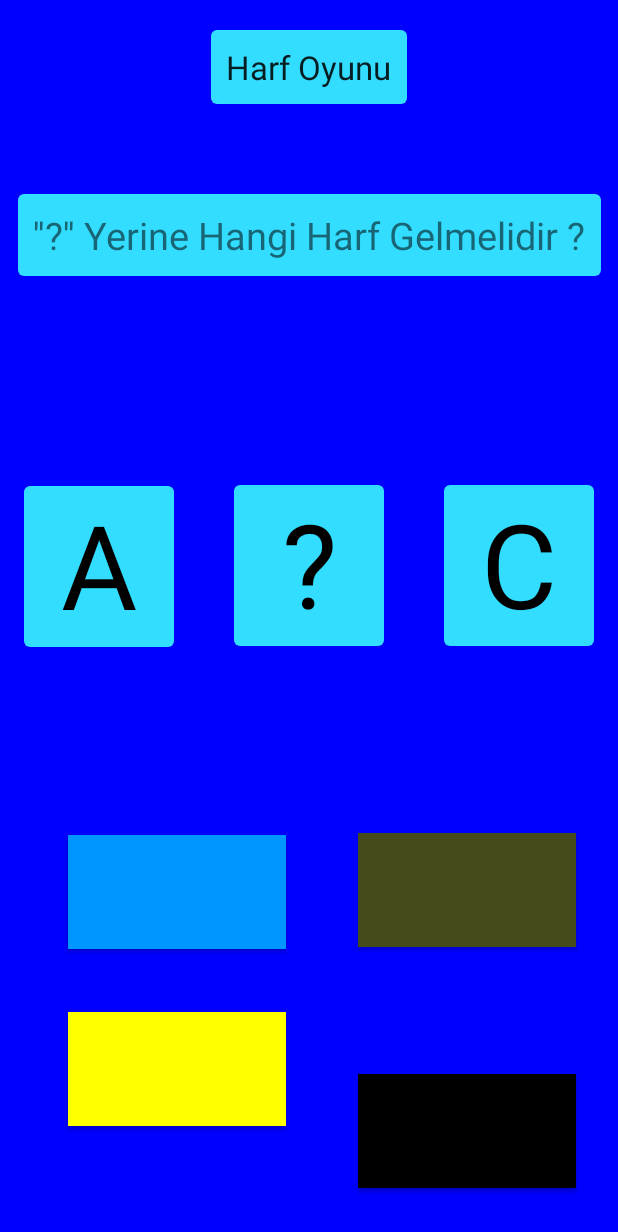
After one commit to Nuri-Yildiz/KidsLearningApp, an Android app: the AlphabetGame screen opened directly, with no data from a screen before it, on a phone screen of 412 x 824 dp. The commit adds this screen. Shown: the top 1232 px of the screen. Run offline under Robolectric (Android 15) with nearby library versions, the phone set to English and light mode, and no system bars.

Commit message:
AlphabetGame activity created.

```diff
--- a/app/src/main/AndroidManifest.xml
+++ b/app/src/main/AndroidManifest.xml
@@ -9,6 +9,9 @@
         android:roundIcon="@mipmap/ic_launcher_round"
         android:supportsRtl="true"
         android:theme="@style/Theme.KidsLearningApp">
+        <activity
+            android:name=".AlphabetGame"
+            android:exported="false" />
         <activity
             android:name=".BigNumberGame"
             android:exported="false" />
--- /dev/null
+++ b/app/src/main/java/com/nuriyildiz/kidslearningapp/AlphabetGame.kt
@@ -0,0 +1,30 @@
+package com.nuriyildiz.kidslearningapp
+
+import androidx.appcompat.app.AppCompatActivity
+import android.os.Bundle
+import android.widget.Button
+
+class AlphabetGame : AppCompatActivity() {
+    override fun onCreate(savedInstanceState: Bundle?) {
+        super.onCreate(savedInstanceState)
+        setContentView(R.layout.activity_alphabet_game)
+
+
+        var random = (1..21).random()
+        val letterSelector = arrayOf("A","B","C","D","E","F","G","H","I","J","K","L","M","N","O","P","R","S","T","U","V","Y","Z")
+        val letters = arrayOf(letterSelector[random],letterSelector[random-1],letterSelector[random+1])
+        val answers = arrayOf(letters[0],letterSelector[(0..22).random()],letterSelector[(0..22).random()],letterSelector[(0..22).random()])
+        answers.shuffle()
+        val option1 = findViewById<Button>(R.id.greenBtn)
+        val option2 = findViewById<Button>(R.id.greenBtn2)
+        val option3 = findViewById<Button>(R.id.greenBtn3)
+        val option4 = findViewById<Button>(R.id.whiteBtn)
+        var score = 0
+        var count = 0
+
+
+
+
+
+    }
+}
--- a/app/src/main/java/com/nuriyildiz/kidslearningapp/BigNumberGame.kt
+++ b/app/src/main/java/com/nuriyildiz/kidslearningapp/BigNumberGame.kt
@@ -11,7 +11,7 @@
     override fun onCreate(savedInstanceState: Bundle?) {
         super.onCreate(savedInstanceState)
         setContentView(R.layout.activity_big_number_game)
-        /*
+
         assignNumbersToButtons()
         btnLeft.setOnClickListener {
 //            code here will run everytime the left button in clicked
@@ -53,5 +53,5 @@
         btnLeft.text = leftnum.toString()
         btnRight.text = rightNum.toString()
     }
-*/
-}}
+
+}
--- a/app/src/main/java/com/nuriyildiz/kidslearningapp/MainActivity.kt
+++ b/app/src/main/java/com/nuriyildiz/kidslearningapp/MainActivity.kt
@@ -40,6 +40,10 @@
         val intent = Intent(applicationContext,ColorTestActivity::class.java)
         startActivity(intent)
     }
+    fun goToNumberGame(view: View){
+        val intent = Intent(applicationContext,BigNumberGame::class.java)
+        startActivity(intent)
+    }
 
 
 }
--- /dev/null
+++ b/app/src/main/res/layout/activity_alphabet_game.xml
@@ -0,0 +1,137 @@
+<?xml version="1.0" encoding="utf-8"?>
+<androidx.constraintlayout.widget.ConstraintLayout xmlns:android="http://schemas.android.com/apk/res/android"
+    xmlns:app="http://schemas.android.com/apk/res-auto"
+    xmlns:tools="http://schemas.android.com/tools"
+    android:layout_width="match_parent"
+    android:layout_height="match_parent"
+    android:background="@color/Blue"
+    tools:context=".AlphabetGame">
+
+    <TextView
+        android:id="@+id/numguessgame"
+        android:layout_width="wrap_content"
+        android:layout_height="wrap_content"
+        android:layout_marginTop="20dp"
+        android:background="@drawable/roundcorner"
+        android:padding="10dp"
+        android:text="Harf Oyunu"
+        android:textAppearance="@style/TextAppearance.AppCompat.Large"
+        app:layout_constraintEnd_toEndOf="parent"
+        app:layout_constraintLeft_toLeftOf="parent"
+        app:layout_constraintRight_toRightOf="parent"
+        app:layout_constraintStart_toStartOf="parent"
+        app:layout_constraintTop_toTopOf="parent" />
+
+    <TextView
+        android:id="@+id/pickbignum"
+        android:layout_width="wrap_content"
+        android:layout_height="wrap_content"
+        android:layout_marginTop="60dp"
+        android:background="@drawable/roundcorner"
+        android:outlineProvider="paddedBounds"
+        android:padding="10dp"
+        android:text="''?'' Yerine Hangi Harf Gelmelidir ?"
+        android:textSize="25dp"
+        app:layout_constraintEnd_toEndOf="parent"
+        app:layout_constraintStart_toStartOf="parent"
+        app:layout_constraintTop_toBottomOf="@+id/numguessgame" />
+
+    <TextView
+        android:id="@+id/letterText1"
+        android:layout_width="100dp"
+        android:layout_height="107dp"
+        android:layout_marginStart="16dp"
+        android:background="@drawable/roundcorner"
+        android:text="A"
+        android:textAlignment="center"
+        android:textColor="#000000"
+        android:textSize="78sp"
+        app:layout_constraintBottom_toBottomOf="parent"
+        app:layout_constraintStart_toStartOf="parent"
+        app:layout_constraintTop_toTopOf="parent"
+        app:layout_constraintVertical_bias="0.452" />
+
+    <TextView
+        android:id="@+id/letterText2"
+        android:layout_width="100dp"
+        android:layout_height="107dp"
+        android:layout_marginEnd="16dp"
+        android:background="@drawable/roundcorner"
+        android:text="C"
+        android:textAlignment="center"
+        android:textColor="#000000"
+        android:textSize="78sp"
+        app:layout_constraintBottom_toBottomOf="parent"
+        app:layout_constraintEnd_toEndOf="parent"
+        app:layout_constraintTop_toTopOf="parent"
+        app:layout_constraintVertical_bias="0.451" />
+
+    <TextView
+        android:id="@+id/btnRight2"
+        android:layout_width="100dp"
+        android:layout_height="107dp"
+        android:layout_marginEnd="40dp"
+        android:background="@drawable/roundcorner"
+        android:text="?"
+        android:textAlignment="center"
+        android:textColor="#000000"
+        android:textSize="78sp"
+        app:layout_constraintBottom_toBottomOf="parent"
+        app:layout_constraintEnd_toStartOf="@+id/letterText2"
+        app:layout_constraintHorizontal_bias="1.0"
+        app:layout_constraintStart_toEndOf="@+id/letterText1"
+        app:layout_constraintTop_toTopOf="parent"
+        app:layout_constraintVertical_bias="0.451" />
+
+    <Button
+        android:id="@+id/greenBtn"
+        android:layout_width="145dp"
+        android:layout_height="76dp"
+        android:layout_marginEnd="28dp"
+        android:background="#454B1B"
+        app:layout_constraintBottom_toBottomOf="parent"
+        app:layout_constraintEnd_toEndOf="parent"
+        app:layout_constraintTop_toTopOf="parent"
+        app:layout_constraintVertical_bias="0.742" />
+
+    <Button
+        android:id="@+id/greenBtn2"
+        android:layout_width="145dp"
+        android:layout_height="76dp"
+        android:layout_marginEnd="28dp"
+        android:layout_marginBottom="32dp"
+        android:background="@color/black"
+        app:layout_constraintBottom_toBottomOf="parent"
+        app:layout_constraintEnd_toEndOf="parent"
+        app:layout_constraintTop_toBottomOf="@+id/greenBtn"
+        app:layout_constraintVertical_bias="1.0" />
+
+    <Button
+        android:id="@+id/greenBtn3"
+        android:layout_width="145dp"
+        android:layout_height="76dp"
+        android:layout_marginTop="40dp"
+        android:layout_marginEnd="40dp"
+        android:background="#ffff00"
+        app:layout_constraintBottom_toBottomOf="parent"
+        app:layout_constraintEnd_toStartOf="@+id/greenBtn2"
+        app:layout_constraintHorizontal_bias="0.849"
+        app:layout_constraintStart_toStartOf="parent"
+        app:layout_constraintTop_toBottomOf="@+id/whiteBtn"
+        app:layout_constraintVertical_bias="0.029" />
+
+    <Button
+        android:id="@+id/whiteBtn"
+        android:layout_width="145dp"
+        android:layout_height="76dp"
+        android:layout_marginStart="40dp"
+        android:background="@color/BrightBlue"
+        app:layout_constraintBottom_toBottomOf="parent"
+        app:layout_constraintEnd_toStartOf="@+id/greenBtn"
+        app:layout_constraintHorizontal_bias="0.102"
+        app:layout_constraintStart_toStartOf="parent"
+        app:layout_constraintTop_toTopOf="parent"
+        app:layout_constraintVertical_bias="0.744" />
+
+
+</androidx.constraintlayout.widget.ConstraintLayout>
--- a/app/src/main/res/layout/activity_big_number_game.xml
+++ b/app/src/main/res/layout/activity_big_number_game.xml
@@ -2,6 +2,7 @@
 <androidx.constraintlayout.widget.ConstraintLayout xmlns:android="http://schemas.android.com/apk/res/android"
     xmlns:app="http://schemas.android.com/apk/res-auto"
     xmlns:tools="http://schemas.android.com/tools"
+    android:id="@+id/backgroundView"
     android:layout_width="match_parent"
     android:layout_height="match_parent"
     android:background="@color/Blue"
--- a/app/src/main/res/layout/activity_main.xml
+++ b/app/src/main/res/layout/activity_main.xml
@@ -81,6 +81,7 @@
         android:layout_height="0dp"
         android:layout_marginEnd="16dp"
         android:layout_marginBottom="6dp"
+        android:onClick="goToNumberGame"
         app:layout_constraintBottom_toBottomOf="parent"
         app:layout_constraintEnd_toEndOf="parent"
         app:layout_constraintStart_toEndOf="@+id/imageView8"
```
